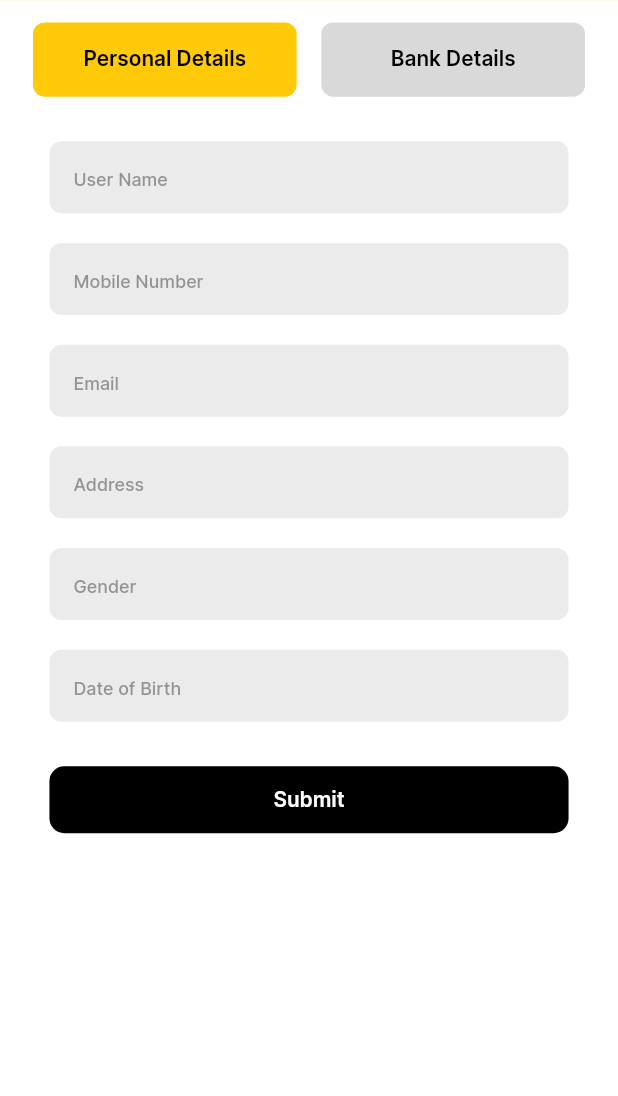
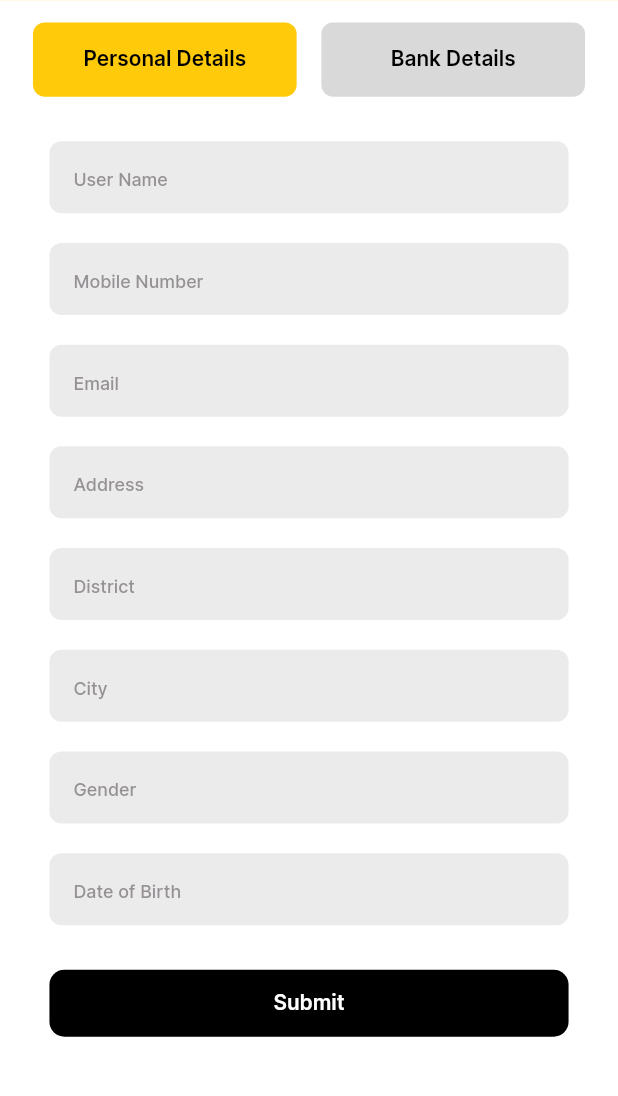
Before and after one commit to Anikshakya/Pecon, a Flutter app: the ProfileFormPage screen opened directly, on a phone screen of 412 x 824 dp, the part 92-1188 px from its top. Run offline on Flutter 3.47's test engine with Material 3 defaults, Android fonts, the phone set to English and light mode, and no system bars; our stand-ins replace carousel_slider, dio, flutter_markdown, flutter_screenutil, get, get_storage and 2 more; missing offline and left inert: qr_code_scanner, scan; accounts and stored records are empty; network calls fail.

Commit message:
[modified] - added link in partner logo - added district and city form fields

```diff
--- a/lib/src/controllers/user_controller.dart
+++ b/lib/src/controllers/user_controller.dart
@@ -37,12 +37,14 @@ class UserController extends GetxController {
   }
 
   //update profile
-  updateProfile({name, number, email, address, gender, dob}) async{
+  updateProfile({name, number, email, address, gender, dob, city, district}) async{
     var data = {
       "name": name,
       "number": number,
       "email": email,
       "address" : address,
+      "district" : district,
+      "city" : city,
       "gender": gender,
       "dob" : dob
     };
--- a/lib/src/view/profile_form_page.dart
+++ b/lib/src/view/profile_form_page.dart
@@ -41,6 +41,8 @@ class _ProfileFormPageState extends State<ProfileFormPage> {
   final TextEditingController emailController    = TextEditingController();
   final TextEditingController numController      = TextEditingController();
   final TextEditingController addressController  = TextEditingController();
+  final TextEditingController districtController  = TextEditingController();
+  final TextEditingController cityController  = TextEditingController();
   final TextEditingController genderController   = TextEditingController();
   final TextEditingController dobController      = TextEditingController();
 
@@ -194,6 +196,22 @@ class _ProfileFormPageState extends State<ProfileFormPage> {
             controller: addressController,
             textInputAction: TextInputAction.next,
             headingText: "Address",
+            filledColor: gray.withOpacity(0.2),
+          ),
+          SizedBox(height: 20.h),
+          //District
+          CustomTextFormField(
+            controller: districtController,
+            textInputAction: TextInputAction.next,
+            headingText: "District",
+            filledColor: gray.withOpacity(0.2),
+          ),
+          SizedBox(height: 20.h),
+          //City Controll
+          CustomTextFormField(
+            controller: cityController,
+            textInputAction: TextInputAction.next,
+            headingText: "City",
             filledColor: gray.withOpacity(0.2),
           ),
           SizedBox(height: 20.h),
@@ -464,6 +482,8 @@ class _ProfileFormPageState extends State<ProfileFormPage> {
                     number: numController.text.toString().trim(),
                     email: emailController.text.toString().trim(),
                     address: addressController.text.toString().trim(),
+                    district : districtController.text.toString().trim(),
+                    city : cityController.text.toString().trim(),
                     gender: genderController.text.toString().trim(),
                     dob: dobController.text.toString().trim(),
                   );
--- a/lib/src/view/splash_screen.dart
+++ b/lib/src/view/splash_screen.dart
@@ -1,4 +1,5 @@
 import 'package:pecon/src/app_config/styles.dart';
+import 'package:pecon/src/controllers/app_controller.dart';
 import 'package:pecon/src/controllers/auth_controller.dart';
 import 'package:flutter/material.dart';
 import 'package:flutter_screenutil/flutter_screenutil.dart';
@@ -15,10 +16,13 @@ class SplashScreen extends StatefulWidget {
 class _SplashScreenState extends State<SplashScreen> {
   // Get Controllers
   final AuthController authCon = Get.put(AuthController());
+  final AppController appCon = Get.put(AppController());
 
   @override
   void initState() {
-    Future.delayed(const Duration(seconds: 3), () async{
+    Future.delayed(const Duration(milliseconds: 1500), () async{
+      //get splahs api link/ terms and conditions
+      await appCon.getSettingApi();
       // Route Acc To Auth Status
       await authCon.checkUserAuthStatus();
     });
```
Also changed, not shown: lib/src/controllers/app_controller.dart (+29 -0 lines), lib/src/view/privacy_policy.dart (added, +16 -0 lines), lib/src/view/terms_condition.dart (added, +16 -0 lines), lib/src/widgets/partner_logo.dart (+12 -0 lines).
